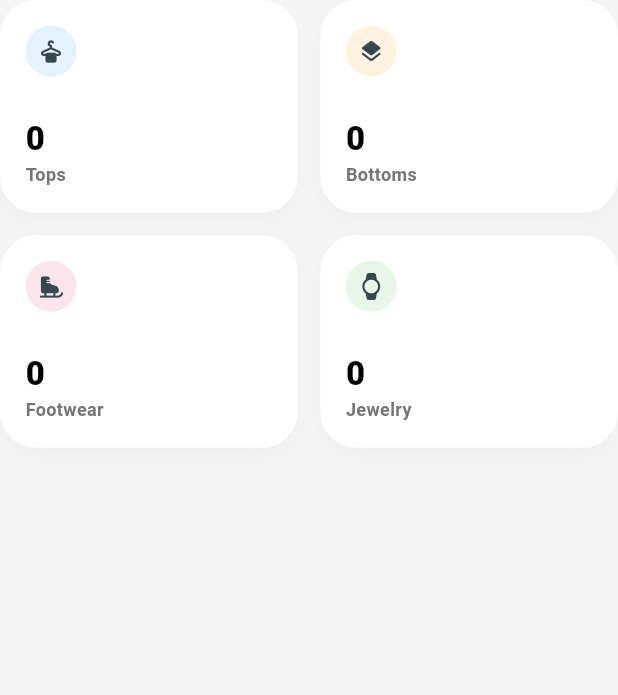
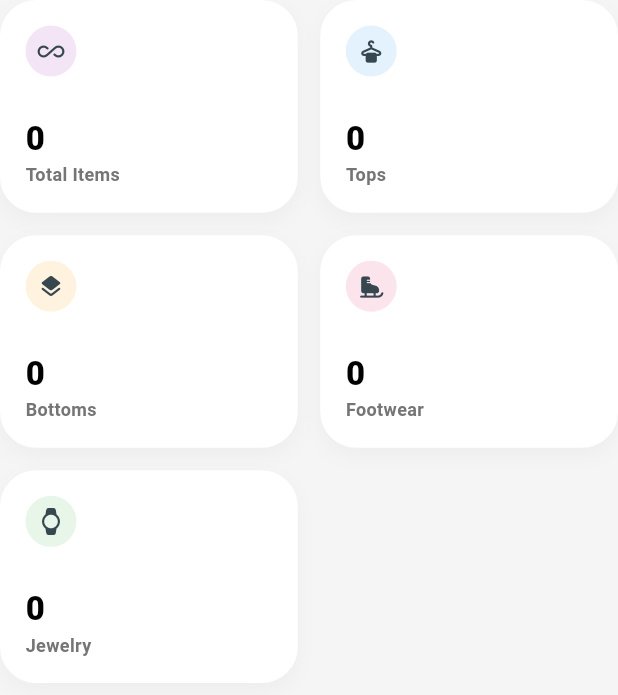
Before and after one commit to divyanshi-jain-2004/SmartWardrobe, a Flutter app: the WardrobeStatsGrid widget shown alone on an empty page, opened directly, on a phone screen of 412 x 824 dp. Shown: the top 695 px of the screen. Run offline on Flutter 3.47's test engine with Material 3 defaults, Android fonts, the phone set to English and light mode, and no system bars; our stand-ins replace camera, flutter_image_compress, font_awesome_flutter, geolocator, get, get_storage and 4 more; missing offline and left inert: google_mlkit_face_detection, google_mlkit_pose_detection; accounts and stored records are empty; network calls fail.

```diff
--- a/lib/controllers/wardrobe_controller.dart
+++ b/lib/controllers/wardrobe_controller.dart
@@ -7,6 +7,8 @@ class WardrobeController extends GetxController {
   // Observable map to store counts
   var categoryCounts = <String, int>{}.obs;
   var isLoading = true.obs;
+
+  int get totalItemsCount => categoryCounts.values.fold(0, (sum, count) => sum + count);
 
   @override
   void onInit() {
--- a/lib/screens/HomeScreen.dart
+++ b/lib/screens/HomeScreen.dart
@@ -941,11 +941,33 @@ class WardrobeStatsGrid extends StatelessWidget {
       if (wardrobeController.isLoading.value) {
         return const Center(child: CircularProgressIndicator());
       }
+
       final counts = wardrobeController.categoryCounts;
+
+      // 🎯 Calculate total count using the new getter
+      final totalAll = wardrobeController.totalItemsCount;
+
       final stats = [
-        {'count': '${counts['Topwear'] ?? 0}', 'label': 'Tops', 'icon': Icons.dry_cleaning_rounded, 'color': isDark ? Colors.blue[900]?.withOpacity(0.3) : Colors.blue[50]},
-        {'count': '${counts['Bottomwear'] ?? 0}', 'label': 'Bottoms', 'icon': Icons.layers_rounded, 'color': isDark ? Colors.orange[900]?.withOpacity(0.3) : Colors.orange[50]},
+        // 🎯 1. New Total Card
+        {
+          'count': '$totalAll',
+          'label': 'Total Items',
+          'icon': Icons.all_inclusive_rounded,
+          'color': isDark ? Colors.purple[900]?.withOpacity(0.3) : Colors.purple[50]
+        },
+        // 2. Tops
+        {
+          // 🎯 Combine all possible "Top" category names from your DB
+          'count': '${(counts['Topwear'] ?? 0) + (counts['Tops/Blouses'] ?? 0) + (counts['Tops'] ?? 0)}',
+          'label': 'Tops',
+          'icon': Icons.dry_cleaning_rounded,
+          'color': isDark ? Colors.blue[900]?.withOpacity(0.3) : Colors.blue[50]
+        },
+        // 3. Bottoms
+        {'count': '${(counts['Bottomwear'] ?? 0)+(counts['Bottomwear(Women)']??0)}', 'label': 'Bottoms', 'icon': Icons.layers_rounded, 'color': isDark ? Colors.orange[900]?.withOpacity(0.3) : Colors.orange[50]},
+        // 4. Footwear
         {'count': '${counts['Footwear'] ?? 0}', 'label': 'Footwear', 'icon': Icons.ice_skating_rounded, 'color': isDark ? Colors.pink[900]?.withOpacity(0.3) : Colors.pink[50]},
+        // 5. Jewelry
         {'count': '${counts['Accessories'] ?? 0}', 'label': 'Jewelry', 'icon': Icons.watch_rounded, 'color': isDark ? Colors.green[900]?.withOpacity(0.3) : Colors.green[50]},
       ];
 
@@ -958,12 +980,11 @@ class WardrobeStatsGrid extends StatelessWidget {
           mainAxisSpacing: 15,
           childAspectRatio: 1.4,
         ),
-        itemCount: 4,
+        itemCount: stats.length, // 🎯 Changed to stats.length (which is 5 now)
         itemBuilder: (context, index) => _buildStatTile(context, stats[index]),
       );
     });
   }
-
   Widget _buildStatTile(BuildContext context, Map<String, dynamic> data) {
     final isDark = Theme.of(context).brightness == Brightness.dark;
     return Container(
--- a/lib/screens/login.dart
+++ b/lib/screens/login.dart
@@ -333,6 +333,12 @@ class LoginScreen extends StatelessWidget {
       child: TextField(
         controller: ctrl,
         obscureText: obscure,
+        // 🎯 ADD THIS STYLE BLOCK
+        style: const TextStyle(
+          color: Colors.black87, // Force text to be dark even in Dark Mode
+          fontSize: 15,
+          fontWeight: FontWeight.w600,
+        ),
         decoration: InputDecoration(
           hintText: hint,
           hintStyle: const TextStyle(color: Colors.grey, fontSize: 14),
```
Also changed, not shown: lib/screens/profile.dart (+16 -0 lines).
